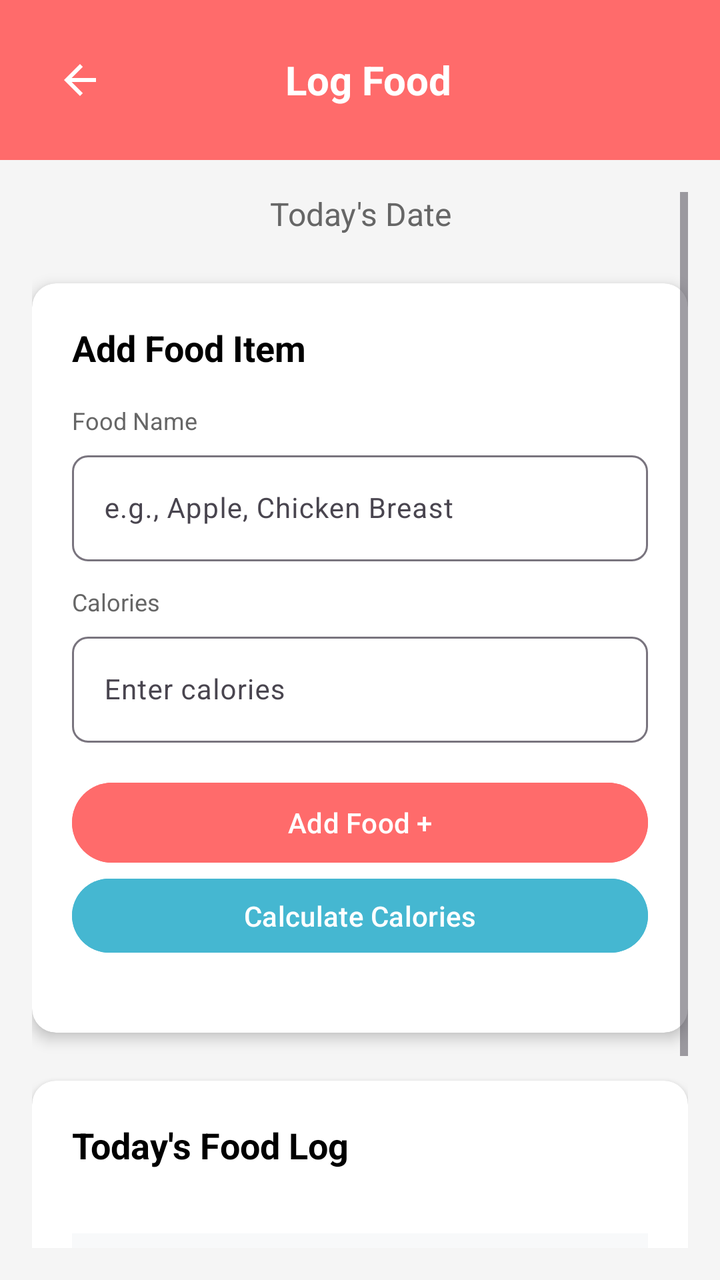
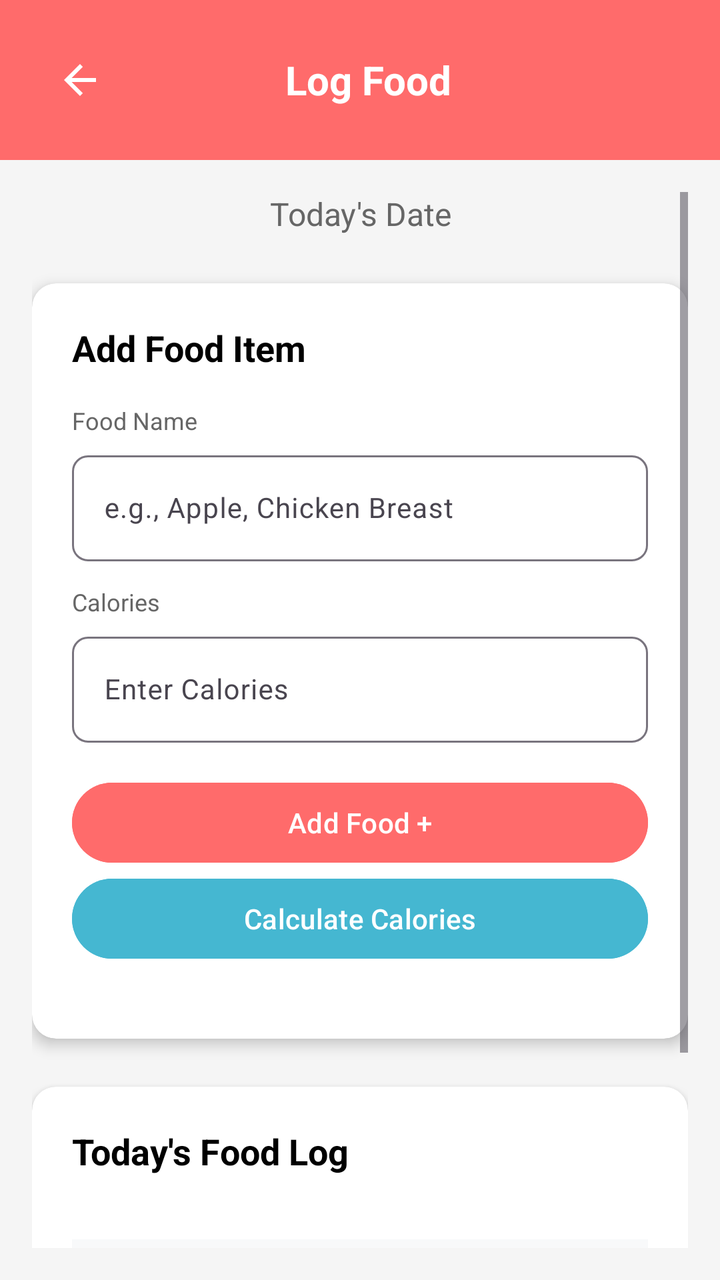

Compare the two renders of this Android layout. The source of the first and the diff that turns it into the second are given below.
<!-- AndroidManifest.xml: application theme Theme.FitnessBalance -->
<!-- res/layout/activity_food_log.xml -->
<?xml version="1.0" encoding="utf-8"?>
<LinearLayout xmlns:android="http://schemas.android.com/apk/res/android"
    xmlns:app="http://schemas.android.com/apk/res-auto"
    android:layout_width="match_parent"
    android:layout_height="match_parent"
    android:orientation="vertical"
    android:background="#F5F5F5">

    
    <LinearLayout
        android:layout_width="match_parent"
        android:layout_height="wrap_content"
        android:orientation="horizontal"
        android:background="#FF6B6B"
        android:padding="16dp"
        android:gravity="center_vertical">

        <ImageButton
            android:id="@+id/backButton"
            android:layout_width="48dp"
            android:layout_height="48dp"
            android:src="@drawable/ic_arrow_back"
            android:background="?attr/selectableItemBackgroundBorderless"
            android:contentDescription="Back"
            app:tint="@color/white" />

        <TextView
            android:layout_width="0dp"
            android:layout_height="wrap_content"
            android:layout_weight="1"
            android:text="Log Food"
            android:textSize="20sp"
            android:textStyle="bold"
            android:textColor="@color/white"
            android:gravity="center" />

        <View
            android:layout_width="40dp"
            android:layout_height="40dp"
            android:visibility="invisible" />

    </LinearLayout>

    <ScrollView
        android:layout_width="match_parent"
        android:layout_height="0dp"
        android:layout_weight="1"
        android:padding="16dp">

        <LinearLayout
            android:layout_width="match_parent"
            android:layout_height="wrap_content"
            android:orientation="vertical">

            
            <TextView
                android:id="@+id/dateText"
                android:layout_width="match_parent"
                android:layout_height="wrap_content"
                android:text="Today's Date"
                android:textSize="16sp"
                android:textColor="#666666"
                android:layout_marginBottom="24dp"
                android:gravity="center" />

            
            <androidx.cardview.widget.CardView
                android:layout_width="match_parent"
                android:layout_height="wrap_content"
                android:layout_marginBottom="24dp"
                app:cardCornerRadius="12dp"
                app:cardElevation="4dp"
                app:cardBackgroundColor="@color/white">

                <LinearLayout
                    android:layout_width="match_parent"
                    android:layout_height="wrap_content"
                    android:orientation="vertical"
                    android:padding="20dp">

                    <TextView
                        android:layout_width="match_parent"
                        android:layout_height="wrap_content"
                        android:text="Add Food Item"
                        android:textSize="18sp"
                        android:textStyle="bold"
                        android:textColor="@color/black"
                        android:layout_marginBottom="16dp" />

                    
                    <LinearLayout
                        android:layout_width="match_parent"
                        android:layout_height="wrap_content"
                        android:orientation="vertical"
                        android:layout_marginBottom="12dp">

                        <TextView
                            android:layout_width="wrap_content"
                            android:layout_height="wrap_content"
                            android:text="Food Name"
                            android:textSize="12sp"
                            android:textColor="#666666"
                            android:layout_marginBottom="4dp" />

                        <com.google.android.material.textfield.TextInputLayout
                            android:layout_width="match_parent"
                            android:layout_height="wrap_content"
                            app:boxBackgroundMode="outline"
                            app:boxCornerRadiusBottomEnd="8dp"
                            app:boxCornerRadiusBottomStart="8dp"
                            app:boxCornerRadiusTopEnd="8dp"
                            app:boxCornerRadiusTopStart="8dp">

                            <com.google.android.material.textfield.TextInputEditText
                                android:id="@+id/foodNameInput"
                                android:layout_width="match_parent"
                                android:layout_height="wrap_content"
                                android:hint="e.g., Apple, Chicken Breast"
                                android:textSize="14sp" />

                        </com.google.android.material.textfield.TextInputLayout>
                    </LinearLayout>

                    
                    <LinearLayout
                        android:layout_width="match_parent"
                        android:layout_height="wrap_content"
                        android:orientation="vertical"
                        android:layout_marginBottom="16dp">

                        <TextView
                            android:layout_width="wrap_content"
                            android:layout_height="wrap_content"
                            android:text="Calories"
                            android:textSize="12sp"
                            android:textColor="#666666"
                            android:layout_marginBottom="4dp" />

                        <com.google.android.material.textfield.TextInputLayout
                            android:layout_width="match_parent"
                            android:layout_height="wrap_content"
                            app:boxBackgroundMode="outline"
                            app:boxCornerRadiusBottomEnd="8dp"
                            app:boxCornerRadiusBottomStart="8dp"
                            app:boxCornerRadiusTopEnd="8dp"
                            app:boxCornerRadiusTopStart="8dp">

                            <com.google.android.material.textfield.TextInputEditText
                                android:id="@+id/caloriesInput"
                                android:layout_width="match_parent"
                                android:layout_height="wrap_content"
                                android:hint="Enter calories"
                                android:inputType="number"
                                android:textSize="14sp" />

                        </com.google.android.material.textfield.TextInputLayout>
                    </LinearLayout>

                    
                    <Button
                        android:id="@+id/addFoodButton"
                        android:layout_width="match_parent"
                        android:layout_height="48dp"
                        android:text="Add Food +"
                        android:textSize="14sp"
                        android:backgroundTint="#FF6B6B"
                        android:textColor="@color/white" />

                    <Button
                        android:id="@+id/calculateCaloriesButton"
                        android:layout_width="match_parent"
                        android:layout_height="45dp"
                        android:text="Calculate Calories"
                        android:textSize="14sp"
                        android:backgroundTint="#45B7D1"
                        android:textColor="@color/white"
                        android:layout_marginBottom="16dp" />


                </LinearLayout>

            </androidx.cardview.widget.CardView>

            
            <androidx.cardview.widget.CardView
                android:layout_width="match_parent"
                android:layout_height="wrap_content"
                android:layout_marginBottom="24dp"
                app:cardCornerRadius="12dp"
                app:cardElevation="4dp"
                app:cardBackgroundColor="@color/white">

                <LinearLayout
                    android:layout_width="match_parent"
                    android:layout_height="wrap_content"
                    android:orientation="vertical"
                    android:padding="20dp">

                    <TextView
                        android:layout_width="match_parent"
                        android:layout_height="wrap_content"
                        android:text="Today's Food Log"
                        android:textSize="18sp"
                        android:textStyle="bold"
                        android:textColor="@color/black"
                        android:layout_marginBottom="16dp" />

                    
                    <LinearLayout
                        android:id="@+id/foodItemsLayout"
                        android:layout_width="match_parent"
                        android:layout_height="wrap_content"
                        android:orientation="vertical"
                        android:layout_marginBottom="16dp">

                        

                    </LinearLayout>

                    
                    <LinearLayout
                        android:layout_width="match_parent"
                        android:layout_height="wrap_content"
                        android:orientation="horizontal"
                        android:background="#f8f9fa"
                        android:padding="16dp"
                        app:cardCornerRadius="8dp">

                        <TextView
                            android:layout_width="0dp"
                            android:layout_height="wrap_content"
                            android:layout_weight="1"
                            android:text="Total Calories:"
                            android:textSize="16sp"
                            android:textStyle="bold"
                            android:textColor="@color/black" />

                        <TextView
                            android:id="@+id/totalCaloriesText"
                            android:layout_width="wrap_content"
                            android:layout_height="wrap_content"
                            android:text="0"
                            android:textSize="16sp"
                            android:textStyle="bold"
                            android:textColor="#FF6B6B" />

                    </LinearLayout>

                </LinearLayout>

            </androidx.cardview.widget.CardView>

            
            <Button
                android:id="@+id/saveLogButton"
                android:layout_width="match_parent"
                android:layout_height="50dp"
                android:text="Save Food Log"
                android:textSize="16sp"
                android:backgroundTint="#4ECDC4"
                android:textColor="@color/white" />

        </LinearLayout>

    </ScrollView>

</LinearLayout>
<!-- resources referenced by this layout -->
<resources>
  <color name="black">#FF000000</color>
  <color name="white">#FFFFFFFF</color>
  <!-- drawable ic_arrow_back (drawable) -->
  <vector xmlns:android="http://schemas.android.com/apk/res/android"
      android:width="24dp"
      android:height="24dp"
      android:viewportWidth="24"
      android:viewportHeight="24"
      android:tint="?attr/colorOnBackground">
      <path
          android:fillColor="@android:color/black"
          android:pathData="M20,11H7.83l5.59,-5.59L12,4l-8,8 8,8 1.41,-1.41L7.83,13H20v-2z"/>
  </vector>
  <style name="Theme.FitnessBalance" parent="Base.Theme.FitnessBalance" />
  <style name="Base.Theme.FitnessBalance" parent="Theme.Material3.DayNight.NoActionBar">
  
          
          
          <item name="colorPrimary">@color/primary_color</item>
          <item name="colorOnPrimary">@color/white</item>
  
          
          
          <item name="colorSecondary">@color/purple_500</item>
          <item name="colorOnSecondary">@color/white</item>
  
          
          <item name="android:statusBarColor">?attr/colorPrimary</item>
  
          
  
      </style>
  <color name="primary_color">#4CAF50</color>
  <color name="purple_500">#FF6200EE</color>
</resources>

<!-- the commit's change to res/layout/activity_food_log.xml (unified diff, before → after) -->
@@ -21,14 +21,14 @@
             android:layout_height="48dp"
             android:src="@drawable/ic_arrow_back"
             android:background="?attr/selectableItemBackgroundBorderless"
-            android:contentDescription="Back"
+            android:contentDescription="@string/back"
             app:tint="@color/white" />
 
         <TextView
             android:layout_width="0dp"
             android:layout_height="wrap_content"
             android:layout_weight="1"
-            android:text="Log Food"
+            android:text="@string/log_food"
             android:textSize="20sp"
             android:textStyle="bold"
             android:textColor="@color/white"
@@ -57,7 +57,7 @@
                 android:id="@+id/dateText"
                 android:layout_width="match_parent"
                 android:layout_height="wrap_content"
-                android:text="Today's Date"
+                android:text="@string/today_date"
                 android:textSize="16sp"
                 android:textColor="#666666"
                 android:layout_marginBottom="24dp"
@@ -81,7 +81,7 @@
                     <TextView
                         android:layout_width="match_parent"
                         android:layout_height="wrap_content"
-                        android:text="Add Food Item"
+                        android:text="@string/add_food_item"
                         android:textSize="18sp"
                         android:textStyle="bold"
                         android:textColor="@color/black"
@@ -97,7 +97,7 @@
                         <TextView
                             android:layout_width="wrap_content"
                             android:layout_height="wrap_content"
-                            android:text="Food Name"
+                            android:text="@string/food_name"
                             android:textSize="12sp"
                             android:textColor="#666666"
                             android:layout_marginBottom="4dp" />
@@ -115,7 +115,7 @@
                                 android:id="@+id/foodNameInput"
                                 android:layout_width="match_parent"
                                 android:layout_height="wrap_content"
-                                android:hint="e.g., Apple, Chicken Breast"
+                                android:hint="@string/food_example"
                                 android:textSize="14sp" />
 
                         </com.google.android.material.textfield.TextInputLayout>
@@ -131,7 +131,7 @@
                         <TextView
                             android:layout_width="wrap_content"
                             android:layout_height="wrap_content"
-                            android:text="Calories"
+                            android:text="@string/header_calories"
                             android:textSize="12sp"
                             android:textColor="#666666"
                             android:layout_marginBottom="4dp" />
@@ -149,7 +149,7 @@
                                 android:id="@+id/caloriesInput"
                                 android:layout_width="match_parent"
                                 android:layout_height="wrap_content"
-                                android:hint="Enter calories"
+                                android:hint="@string/enter_calories"
                                 android:inputType="number"
                                 android:textSize="14sp" />
 
@@ -161,7 +161,7 @@
                         android:id="@+id/addFoodButton"
                         android:layout_width="match_parent"
                         android:layout_height="48dp"
-                        android:text="Add Food +"
+                        android:text="@string/add_food"
                         android:textSize="14sp"
                         android:backgroundTint="#FF6B6B"
                         android:textColor="@color/white" />
@@ -169,8 +169,8 @@
                     <Button
                         android:id="@+id/calculateCaloriesButton"
                         android:layout_width="match_parent"
-                        android:layout_height="45dp"
-                        android:text="Calculate Calories"
+                        android:layout_height="48dp"
+                        android:text="@string/calculate_calories_button"
                         android:textSize="14sp"
                         android:backgroundTint="#45B7D1"
                         android:textColor="@color/white"
@@ -199,7 +199,7 @@
                     <TextView
                         android:layout_width="match_parent"
                         android:layout_height="wrap_content"
-                        android:text="Today's Food Log"
+                        android:text="@string/today_food_log"
                         android:textSize="18sp"
                         android:textStyle="bold"
                         android:textColor="@color/black"
@@ -230,7 +230,7 @@
                             android:layout_width="0dp"
                             android:layout_height="wrap_content"
                             android:layout_weight="1"
-                            android:text="Total Calories:"
+                            android:text="@string/total_calories"
                             android:textSize="16sp"
                             android:textStyle="bold"
                             android:textColor="@color/black" />
@@ -239,7 +239,7 @@
                             android:id="@+id/totalCaloriesText"
                             android:layout_width="wrap_content"
                             android:layout_height="wrap_content"
-                            android:text="0"
+                            android:text="@string/default_total_calories"
                             android:textSize="16sp"
                             android:textStyle="bold"
                             android:textColor="#FF6B6B" />
@@ -255,7 +255,7 @@
                 android:id="@+id/saveLogButton"
                 android:layout_width="match_parent"
                 android:layout_height="50dp"
-                android:text="Save Food Log"
+                android:text="@string/save_food_log"
                 android:textSize="16sp"
                 android:backgroundTint="#4ECDC4"
                 android:textColor="@color/white" />
<!-- resource entries referenced after the edit -->
@@ -13,6 +13,20 @@
           android:fillColor="@android:color/black"
           android:pathData="M20,11H7.83l5.59,-5.59L12,4l-8,8 8,8 1.41,-1.41L7.83,13H20v-2z"/>
   </vector>
+  <string name="add_food">Add Food +</string>
+  <string name="add_food_item">Add Food Item</string>
+  <string name="back">Back</string>
+  <string name="calculate_calories_button">Calculate Calories</string>
+  <string name="default_total_calories">0</string>
+  <string name="enter_calories">Enter Calories</string>
+  <string name="food_example">e.g., Apple, Chicken Breast</string>
+  <string name="food_name">Food Name</string>
+  <string name="header_calories">Calories</string>
+  <string name="log_food">Log Food</string>
+  <string name="save_food_log">Save Food Log</string>
+  <string name="today_date">Today\'s Date</string>
+  <string name="today_food_log">Today\'s Food Log</string>
+  <string name="total_calories">Total Calories:</string>
   <style name="Theme.FitnessBalance" parent="Base.Theme.FitnessBalance" />
   <style name="Base.Theme.FitnessBalance" parent="Theme.Material3.DayNight.NoActionBar">
   
